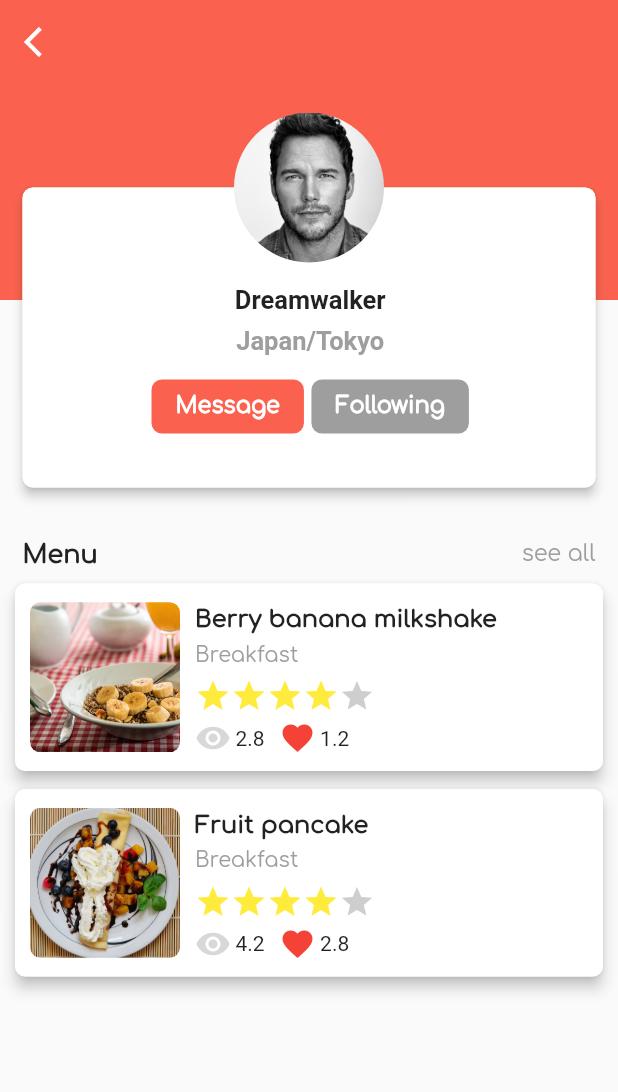
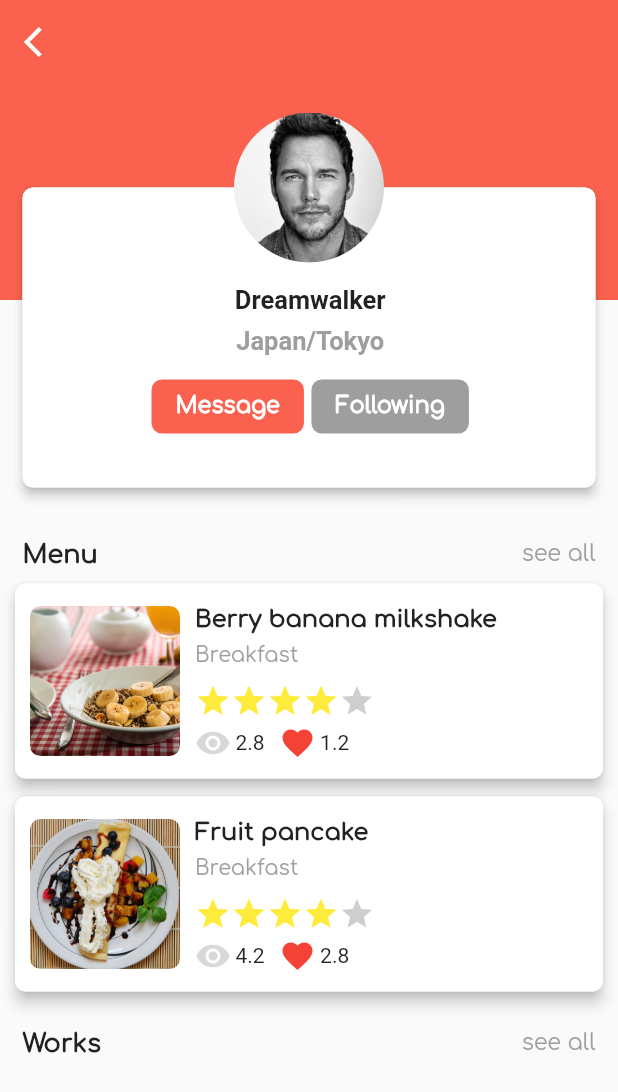
Before and after one commit to JAICHANGPARK/flutter_chef_profile, a Flutter app: the screen it shows after launch, on a phone screen of 412 x 824 dp. Shown: the top 1092 px of the screen. Run offline on Flutter 3.47's test engine with Material 2 defaults, Android fonts, the phone set to English and light mode, and no system bars.

Commit message:
Update main.dart

```diff
--- a/lib/main.dart
+++ b/lib/main.dart
@@ -185,6 +185,33 @@ class _MyHomePageState extends State<MyHomePage> {
                   4.2, 2.8),
             ],
           )
+          ,
+
+          SizedBox(height: 25.0),
+          Padding(
+            padding: EdgeInsets.only(left: 15.0, right: 15.0),
+            child: Row(
+              mainAxisAlignment: MainAxisAlignment.spaceBetween,
+              children: <Widget>[
+                Text(
+                  'Works',
+                  style: TextStyle(
+                      fontFamily: 'Comfortaa',
+                      fontSize: 17.0,
+                      fontWeight: FontWeight.bold),
+                ),
+                Text(
+                  'see all',
+                  style: TextStyle(
+                      fontFamily: 'Comfortaa',
+                      fontSize: 15.0,
+                      color: Colors.grey,
+                      fontWeight: FontWeight.w300),
+                )
+              ],
+            ),
+          ),
+
         ],
       ),
     );
@@ -198,7 +225,7 @@ class _MyHomePageState extends State<MyHomePage> {
         borderRadius: BorderRadius.circular(7.0),
         elevation: 4.0,
         child: Container(
-          height: 125.0,
+          height: 130.0,
           width: double.infinity,
           decoration: BoxDecoration(
             borderRadius: BorderRadius.circular(7.0),
@@ -250,7 +277,7 @@ class _MyHomePageState extends State<MyHomePage> {
                         fontSize: 14.0,
                         fontWeight: FontWeight.w400),
                   ),
-                  SizedBox(height: 7.0),
+                  SizedBox(height: 10.0),
 
                   Row(
                     children: <Widget>[
```
